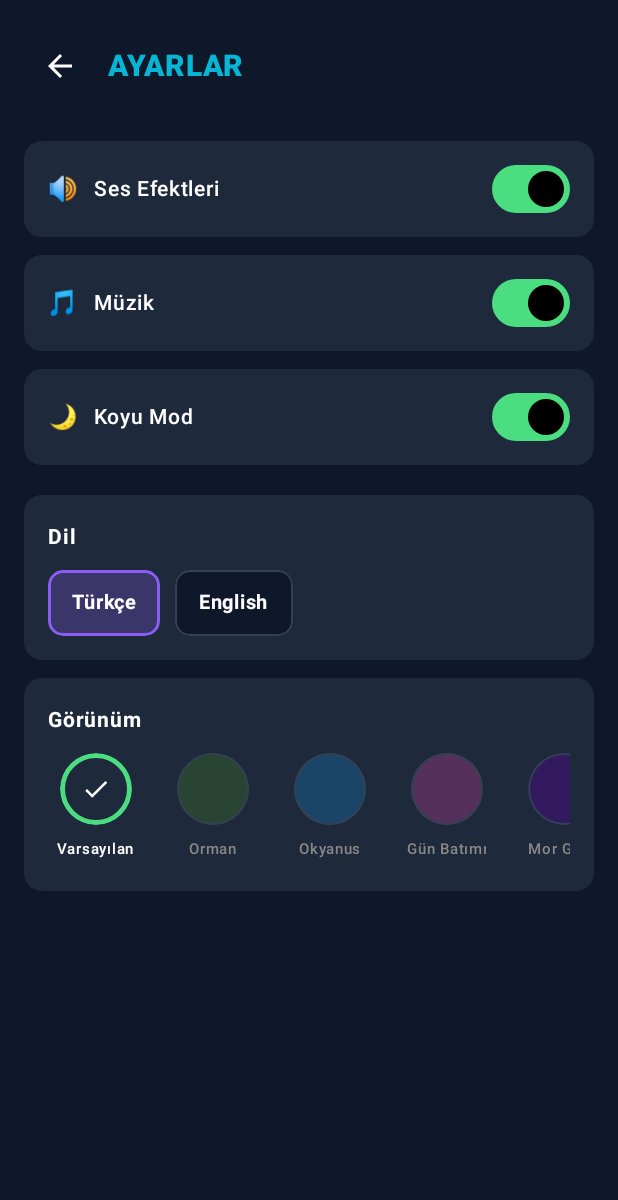
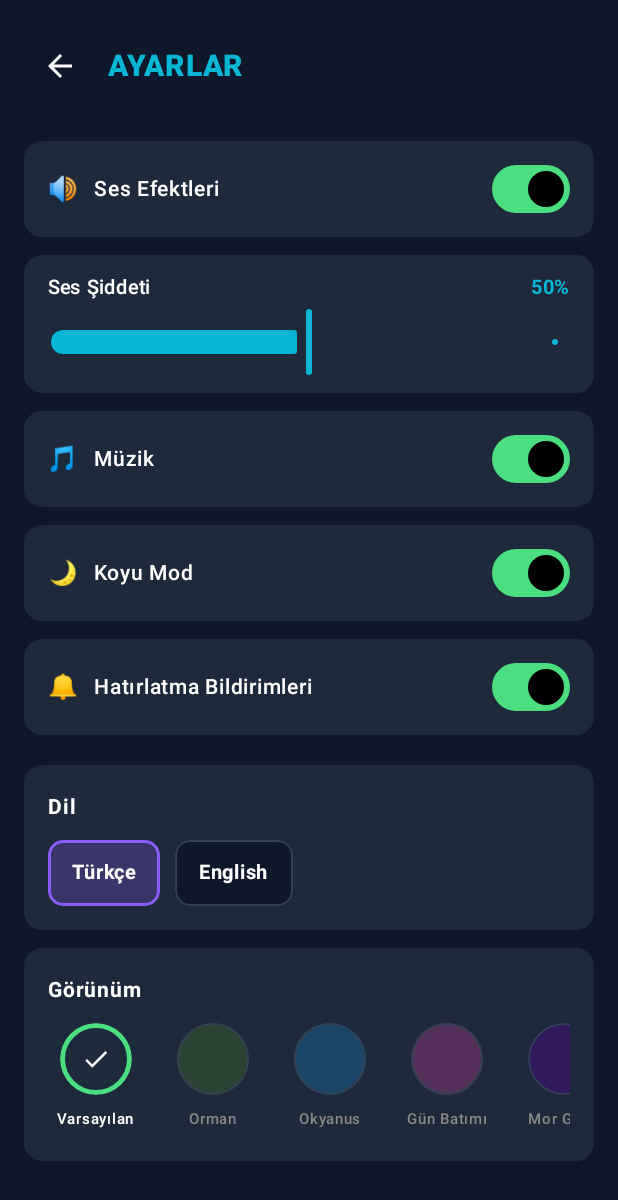
Before and after one commit to MiniAppFactory/boomblast, an Android app built with Jetpack Compose: the SettingsScreen screen opened through its navigation route, on a phone screen of 412 x 824 dp. Shown: the top 1200 px of the screen. Run offline under Robolectric (Android 15) with nearby library versions, the phone set to English and light mode, and no system bars; our stand-ins replace AdMob; 4 statements that could not run were skipped.

Commit message:
Faz 27: Ses siddeti kontrolu + rastgele "geri gel" bildirimleri
Ses cok kisikti (telefon sesi sonuna kadar acik olsa bile) - sentezlenen
PCM genligi yukseltildi ve Ayarlar'a calisirken ayarlanabilir bir ses
siddeti kaydiricisi eklendi (varsayilan %50, DataStore'da kalici,
AudioTrack.setVolume ile uygulaniyor).

Rakip oyunlardaki gibi rastgele araliklarla (20-32 saat) "geri gel" yerel
bildirimi eklendi - WorkManager'da kendini rastgele gecikmeyle yeniden
zamanlayan bir OneTimeWorkRequest zinciri. Android 13+ bildirim izni ilk
acilista isteniyor, Ayarlar'dan tamamen kapatilabiliyor.

Co-Authored-By: Claude Sonnet 5 <noreply@anthropic.com>
Claude-Session: https://claude.ai/code/session_01C1Qvttpiyg2qbvk11ebCrf

```diff
--- a/app/build.gradle.kts
+++ b/app/build.gradle.kts
@@ -70,6 +70,7 @@ dependencies {
   implementation(libs.androidx.navigation.compose)
   implementation(libs.play.services.ads)
   implementation(libs.user.messaging.platform)
+  implementation(libs.androidx.work.runtime.ktx)
   testImplementation(libs.androidx.compose.ui.test.junit4)
   testImplementation(libs.androidx.core)
   testImplementation(libs.androidx.junit)
--- a/app/src/main/AndroidManifest.xml
+++ b/app/src/main/AndroidManifest.xml
@@ -4,6 +4,8 @@
 
     <uses-permission android:name="android.permission.INTERNET" />
     <uses-permission android:name="android.permission.ACCESS_NETWORK_STATE" />
+    <!-- Faz 27: rastgele "geri gel" hatirlatma bildirimleri icin (Android 13+ zorunlu). -->
+    <uses-permission android:name="android.permission.POST_NOTIFICATIONS" />
 
     <application
         android:allowBackup="true"
--- a/app/src/main/java/com/example/MainActivity.kt
+++ b/app/src/main/java/com/example/MainActivity.kt
@@ -1,11 +1,14 @@
 package com.example
 
+import android.Manifest
+import android.os.Build
 import android.os.Bundle
 import android.os.Handler
 import android.os.Looper
 import androidx.activity.ComponentActivity
 import androidx.activity.compose.setContent
 import androidx.activity.enableEdgeToEdge
+import androidx.activity.result.contract.ActivityResultContracts
 import androidx.activity.viewModels
 import androidx.compose.foundation.background
 import androidx.compose.foundation.layout.Box
@@ -18,6 +21,7 @@ import androidx.compose.runtime.getValue
 import androidx.compose.runtime.mutableStateOf
 import androidx.compose.ui.Modifier
 import androidx.lifecycle.compose.collectAsStateWithLifecycle
+import com.example.notifications.ReminderWorker
 import com.example.ui.BlastViewModel
 import com.example.ui.navigation.AppNavigation
 import com.example.ui.theme.BlastSkin
@@ -31,10 +35,23 @@ class MainActivity : ComponentActivity() {
     private val viewModel: BlastViewModel by viewModels()
     private val adsConsentResolved = mutableStateOf(false)
 
+    // Faz 27: Android 13+ bildirim izni sonucundan bagimsiz olarak zamanlama
+    // zinciri baslatilir — izin verilmezse NotificationHelper zaten sessizce
+    // hicbir sey gondermez (bkz. showReminder icindeki izin kontrolu).
+    private val notificationPermissionLauncher = registerForActivityResult(
+        ActivityResultContracts.RequestPermission()
+    ) { ReminderWorker.ensureScheduled(applicationContext) }
+
     override fun onCreate(savedInstanceState: Bundle?) {
         super.onCreate(savedInstanceState)
         enableEdgeToEdge()
         MobileAds.initialize(applicationContext) {}
+        // Faz 27: rastgele araliklarla "geri gel" hatirlatma bildirimi zinciri.
+        if (Build.VERSION.SDK_INT >= Build.VERSION_CODES.TIRAMISU) {
+            notificationPermissionLauncher.launch(Manifest.permission.POST_NOTIFICATIONS)
+        } else {
+            ReminderWorker.ensureScheduled(applicationContext)
+        }
         requestAndShowUmpConsentIfRequired { adsConsentResolved.value = true }
         // Faz 25: UMP consent akisi hem basari hem hata dalinda "onResolved"
         // cagirmayabiliyordu (ornegin consent update istegi agdan dolayi
--- a/app/src/main/java/com/example/data/GameProgress.kt
+++ b/app/src/main/java/com/example/data/GameProgress.kt
@@ -12,6 +12,7 @@ data class PlayerProgress(
     val levelStars: Map<Int, Int> = emptyMap(),
     val ownedBoosters: Map<BoosterType, Int> = emptyMap(),
     val soundEnabled: Boolean = true,
+    val soundVolume: Float = 0.5f,
     val musicEnabled: Boolean = true,
     val darkMode: Boolean = true,
     val isTr: Boolean = true,
@@ -20,7 +21,8 @@ data class PlayerProgress(
     val hasSeenOnboarding: Boolean = false,
     val endlessHighScore: Int = 0,
     val hasAcceptedTerms: Boolean = false,
-    val hasMadeFirstMove: Boolean = false
+    val hasMadeFirstMove: Boolean = false,
+    val notificationsEnabled: Boolean = true
 )
 
 enum class MissionType { COMPLETE_LEVELS, CLEAR_LINES, USE_BOOSTERS, SCORE_POINTS }
--- a/app/src/main/java/com/example/data/GameStateRepository.kt
+++ b/app/src/main/java/com/example/data/GameStateRepository.kt
@@ -3,6 +3,7 @@ package com.example.data
 import android.content.Context
 import androidx.datastore.preferences.core.booleanPreferencesKey
 import androidx.datastore.preferences.core.edit
+import androidx.datastore.preferences.core.floatPreferencesKey
 import androidx.datastore.preferences.core.intPreferencesKey
 import androidx.datastore.preferences.core.stringPreferencesKey
 import androidx.datastore.preferences.preferencesDataStore
@@ -22,6 +23,7 @@ class GameStateRepository(private val context: Context) {
         val LEVEL_STARS = stringPreferencesKey("level_stars")
         val OWNED_BOOSTERS = stringPreferencesKey("owned_boosters")
         val SOUND_ENABLED = booleanPreferencesKey("sound_enabled")
+        val SOUND_VOLUME = floatPreferencesKey("sound_volume")
         val MUSIC_ENABLED = booleanPreferencesKey("music_enabled")
         val DARK_MODE = booleanPreferencesKey("dark_mode")
         val IS_TR = booleanPreferencesKey("is_tr")
@@ -31,6 +33,7 @@ class GameStateRepository(private val context: Context) {
         val ENDLESS_HIGH_SCORE = intPreferencesKey("endless_high_score")
         val HAS_ACCEPTED_TERMS = booleanPreferencesKey("has_accepted_terms")
         val HAS_MADE_FIRST_MOVE = booleanPreferencesKey("has_made_first_move")
+        val NOTIFICATIONS_ENABLED = booleanPreferencesKey("notifications_enabled")
 
         val MISSION_WEEK_ID = stringPreferencesKey("mission_week_id")
         val MISSION_PROGRESS = stringPreferencesKey("mission_progress")
@@ -44,6 +47,7 @@ class GameStateRepository(private val context: Context) {
             levelStars = decodeIntMap(prefs[Keys.LEVEL_STARS]),
             ownedBoosters = decodeBoosterMap(prefs[Keys.OWNED_BOOSTERS]),
             soundEnabled = prefs[Keys.SOUND_ENABLED] ?: true,
+            soundVolume = prefs[Keys.SOUND_VOLUME] ?: 0.5f,
             musicEnabled = prefs[Keys.MUSIC_ENABLED] ?: true,
             darkMode = prefs[Keys.DARK_MODE] ?: true,
             isTr = prefs[Keys.IS_TR] ?: true,
@@ -52,7 +56,8 @@ class GameStateRepository(private val context: Context) {
             hasSeenOnboarding = prefs[Keys.HAS_SEEN_ONBOARDING] ?: false,
             endlessHighScore = prefs[Keys.ENDLESS_HIGH_SCORE] ?: 0,
             hasAcceptedTerms = prefs[Keys.HAS_ACCEPTED_TERMS] ?: false,
-            hasMadeFirstMove = prefs[Keys.HAS_MADE_FIRST_MOVE] ?: false
+            hasMadeFirstMove = prefs[Keys.HAS_MADE_FIRST_MOVE] ?: false,
+            notificationsEnabled = prefs[Keys.NOTIFICATIONS_ENABLED] ?: true
         )
     }
 
@@ -124,6 +129,10 @@ class GameStateRepository(private val context: Context) {
         context.gameDataStore.edit { it[Keys.SOUND_ENABLED] = enabled }
     }
 
+    suspend fun setSoundVolume(volume: Float) {
+        context.gameDataStore.edit { it[Keys.SOUND_VOLUME] = volume.coerceIn(0f, 1f) }
+    }
+
     suspend fun setMusicEnabled(enabled: Boolean) {
         context.gameDataStore.edit { it[Keys.MUSIC_ENABLED] = enabled }
     }
@@ -154,6 +163,10 @@ class GameStateRepository(private val context: Context) {
 
     suspend fun markFirstMoveMade() {
         context.gameDataStore.edit { it[Keys.HAS_MADE_FIRST_MOVE] = true }
+    }
+
+    suspend fun setNotificationsEnabled(enabled: Boolean) {
+        context.gameDataStore.edit { it[Keys.NOTIFICATIONS_ENABLED] = enabled }
     }
 
     suspend fun recordEndlessScore(score: Int) {
--- /dev/null
+++ b/app/src/main/java/com/example/notifications/ReminderWorker.kt
@@ -0,0 +1,47 @@
+package com.example.notifications
+
+import android.content.Context
+import androidx.work.CoroutineWorker
+import androidx.work.ExistingWorkPolicy
+import androidx.work.OneTimeWorkRequestBuilder
+import androidx.work.WorkManager
+import androidx.work.WorkerParameters
+import com.example.data.GameStateRepository
+import java.util.concurrent.TimeUnit
+import kotlin.random.Random
+import kotlinx.coroutines.flow.first
+
+// Faz 27: sabit periyodik bir WorkManager istegi yerine, her calisma bir
+// SONRAKI calismayi 20-32 saat arasinda RASTGELE bir gecikmeyle kendisi
+// zamanliyor — kullanicinin istedigi "random bir sekilde push yolluyor"
+// hissini verir (tamamen ongorulebilir sabit saatli bildirimler yerine).
+class ReminderWorker(appContext: Context, params: WorkerParameters) : CoroutineWorker(appContext, params) {
+
+    override suspend fun doWork(): Result {
+        val repository = GameStateRepository(applicationContext)
+        val progress = repository.playerProgress.first()
+        if (progress.notificationsEnabled) {
+            NotificationHelper.showReminder(applicationContext, progress.isTr)
+        }
+        scheduleNext(applicationContext, ExistingWorkPolicy.REPLACE)
+        return Result.success()
+    }
+
+    companion object {
+        private const val UNIQUE_WORK_NAME = "blast_reminder_chain"
+
+        private fun scheduleNext(context: Context, policy: ExistingWorkPolicy) {
+            val delayHours = Random.nextInt(20, 33)
+            val request = OneTimeWorkRequestBuilder<ReminderWorker>()
+                .setInitialDelay(delayHours.toLong(), TimeUnit.HOURS)
+                .build()
+            WorkManager.getInstance(context).enqueueUniqueWork(UNIQUE_WORK_NAME, policy, request)
+        }
+
+        // Uygulama her acildiginda cagrilir — zaten bekleyen bir zincir varsa
+        // dokunmaz (KEEP), yoksa ilk halkayi baslatir.
+        fun ensureScheduled(context: Context) {
+            scheduleNext(context, ExistingWorkPolicy.KEEP)
+        }
+    }
+}
--- a/app/src/main/java/com/example/ui/navigation/AppNavigation.kt
+++ b/app/src/main/java/com/example/ui/navigation/AppNavigation.kt
@@ -7,6 +7,7 @@ import androidx.compose.foundation.layout.Box
 import androidx.compose.foundation.layout.Column
 import androidx.compose.foundation.layout.fillMaxSize
 import androidx.compose.runtime.Composable
+import androidx.compose.runtime.LaunchedEffect
 import androidx.compose.runtime.getValue
 import androidx.compose.ui.Modifier
 import androidx.compose.ui.platform.LocalContext
@@ -29,6 +30,7 @@ import com.example.ui.onboarding.OnboardingScreen
 import com.example.ui.settings.SettingsScreen
 import com.example.ui.shop.LoadoutScreen
 import com.example.ui.theme.BlastSkin
+import com.example.utils.SoundManager
 
 object Routes {
     const val MODE_SELECT = "mode_select"
@@ -57,6 +59,12 @@ fun AppNavigation(viewModel: BlastViewModel, adsConsentResolved: Boolean) {
     val context = LocalContext.current
     val skin = BlastSkin.fromId(progress.uiSkin)
     val onSelectSkin: (BlastSkin) -> Unit = { viewModel.setUiSkin(it.name) }
+
+    // Faz 27: ses siddeti degistikce SoundManager'in calma-anindaki hacmini
+    // guncelle — tum ekranlarda tek noktadan uygulanir.
+    LaunchedEffect(progress.soundVolume) {
+        SoundManager.setVolume(progress.soundVolume)
+    }
 
     NavHost(navController = navController, startDestination = Routes.MODE_SELECT) {
         composable(Routes.MODE_SELECT) {
@@ -180,12 +188,16 @@ fun AppNavigation(viewModel: BlastViewModel, adsConsentResolved: Boolean) {
                         onLinesCleared = { count -> viewModel.recordLinesCleared(count) },
                         onBack = { navController.popBackStack(Routes.LEVEL_MAP, inclusive = false) },
                         musicEnabled = progress.musicEnabled,
+                        soundVolume = progress.soundVolume,
                         onToggleSound = { viewModel.setSoundEnabled(it) },
+                        onSoundVolumeChange = { viewModel.setSoundVolume(it) },
                         onToggleMusic = { viewModel.setMusicEnabled(it) },
                         onToggleDarkMode = { viewModel.setDarkMode(it) },
                         onSelectLanguage = { viewModel.setLanguage(it) },
                         uiSkin = skin,
                         onSelectSkin = onSelectSkin,
+                        notificationsEnabled = progress.notificationsEnabled,
+                        onToggleNotifications = { viewModel.setNotificationsEnabled(it) },
                         hasMadeFirstMove = progress.hasMadeFirstMove,
                         onFirstMoveMade = { viewModel.markFirstMoveMade() },
                         onLevelComplete = { score, stars -> viewModel.recordLevelComplete(level, score, stars) },
@@ -216,12 +228,16 @@ fun AppNavigation(viewModel: BlastViewModel, adsConsentResolved: Boolean) {
                         onLinesCleared = { count -> viewModel.recordLinesCleared(count) },
                         onBack = { navController.popBackStack() },
                         musicEnabled = progress.musicEnabled,
+                        soundVolume = progress.soundVolume,
                         onToggleSound = { viewModel.setSoundEnabled(it) },
+                        onSoundVolumeChange = { viewModel.setSoundVolume(it) },
                         onToggleMusic = { viewModel.setMusicEnabled(it) },
                         onToggleDarkMode = { viewModel.setDarkMode(it) },
                         onSelectLanguage = { viewModel.setLanguage(it) },
                         uiSkin = skin,
                         onSelectSkin = onSelectSkin,
+                        notificationsEnabled = progress.notificationsEnabled,
+                        onToggleNotifications = { viewModel.setNotificationsEnabled(it) },
                         hasMadeFirstMove = progress.hasMadeFirstMove,
                         onFirstMoveMade = { viewModel.markFirstMoveMade() },
                         onEndlessGameOver = { score -> viewModel.recordEndlessScore(score) },
@@ -269,15 +285,19 @@ fun AppNavigation(viewModel: BlastViewModel, adsConsentResolved: Boolean) {
                 Box(modifier = Modifier.weight(1f)) {
                     SettingsScreen(
                         soundEnabled = progress.soundEnabled,
+                        soundVolume = progress.soundVolume,
                         musicEnabled = progress.musicEnabled,
                         darkMode = progress.darkMode,
                         isTr = progress.isTr,
                         skin = skin,
                         onToggleSound = { viewModel.setSoundEnabled(it) },
+                        onSoundVolumeChange = { viewModel.setSoundVolume(it) },
                         onToggleMusic = { viewModel.setMusicEnabled(it) },
                         onToggleDarkMode = { viewModel.setDarkMode(it) },
                         onSelectLanguage = { viewModel.setLanguage(it) },
                         onSelectSkin = onSelectSkin,
+                        notificationsEnabled = progress.notificationsEnabled,
+                        onToggleNotifications = { viewModel.setNotificationsEnabled(it) },
                         onBack = { navController.popBackStack() }
                     )
                 }
--- a/app/src/main/java/com/example/ui/settings/SettingsScreen.kt
+++ b/app/src/main/java/com/example/ui/settings/SettingsScreen.kt
@@ -26,6 +26,8 @@ import androidx.compose.material3.Card
 import androidx.compose.material3.CardDefaults
 import androidx.compose.material3.Icon
 import androidx.compose.material3.IconButton
+import androidx.compose.material3.Slider
+import androidx.compose.material3.SliderDefaults
 import androidx.compose.material3.Switch
 import androidx.compose.material3.SwitchDefaults
 import androidx.compose.material3.Text
@@ -48,15 +50,19 @@ import com.example.ui.theme.blastPalette
 @Composable
 fun SettingsScreen(
     soundEnabled: Boolean,
+    soundVolume: Float = 0.5f,
     musicEnabled: Boolean,
     darkMode: Boolean,
     isTr: Boolean,
     skin: BlastSkin = BlastSkin.DEFAULT,
     onToggleSound: (Boolean) -> Unit,
+    onSoundVolumeChange: (Float) -> Unit = {},
     onToggleMusic: (Boolean) -> Unit,
     onToggleDarkMode: (Boolean) -> Unit,
     onSelectLanguage: (Boolean) -> Unit,
     onSelectSkin: (BlastSkin) -> Unit = {},
+    notificationsEnabled: Boolean = true,
+    onToggleNotifications: (Boolean) -> Unit = {},
     onBack: () -> Unit
 ) {
     val palette = blastPalette(skin, darkMode)
@@ -98,6 +104,43 @@ fun SettingsScreen(
             testTag = "settings_sound_switch",
             palette = palette
         )
+        // Faz 27: sesler telefon sesi sonuna kadar acik olsa bile kisik
+        // kaliyordu (kullanici geri bildirimi) — sentezlenen seslerin genligi
+        // yukseltildi VE oyun ici bir ses siddeti kaydiricisi eklendi, boylece
+        // kullanici istedigi kadar yukseltebiliyor.
+        Card(
+            colors = CardDefaults.cardColors(containerColor = palette.card),
+            shape = RoundedCornerShape(12.dp),
+            modifier = Modifier.fillMaxWidth().padding(vertical = 6.dp)
+        ) {
+            Column(modifier = Modifier.padding(horizontal = 16.dp, vertical = 10.dp)) {
+                Row(
+                    modifier = Modifier.fillMaxWidth(),
+                    horizontalArrangement = Arrangement.SpaceBetween,
+                    verticalAlignment = Alignment.CenterVertically
+                ) {
+                    Text(
+                        text = if (isTr) "Ses Şiddeti" else "Sound Volume",
+                        fontSize = 13.sp,
+                        fontWeight = FontWeight.Medium,
+                        color = if (soundEnabled) palette.textPrimary else palette.textSecondary
+                    )
+                    Text(
+                        text = "${(soundVolume * 100).toInt()}%",
+                        fontSize = 13.sp,
+                        fontWeight = FontWeight.Bold,
+                        color = if (soundEnabled) NeonCyan else palette.textSecondary
+                    )
+                }
+                Slider(
+                    value = soundVolume,
+                    onValueChange = onSoundVolumeChange,
+                    enabled = soundEnabled,
+                    colors = SliderDefaults.colors(thumbColor = NeonCyan, activeTrackColor = NeonCyan),
+                    modifier = Modifier.fillMaxWidth().testTag("settings_sound_volume_slider")
+                )
+            }
+        }
         SettingsSwitchRow(
             icon = "🎵",
             label = if (isTr) "Müzik" else "Music",
@@ -112,6 +155,14 @@ fun SettingsScreen(
             checked = darkMode,
             onCheckedChange = onToggleDarkMode,
             testTag = "settings_dark_mode_switch",
+            palette = palette
+        )
+        SettingsSwitchRow(
+            icon = "🔔",
+            label = if (isTr) "Hatırlatma Bildirimleri" else "Reminder Notifications",
+            checked = notificationsEnabled,
+            onCheckedChange = onToggleNotifications,
+            testTag = "settings_notifications_switch",
             palette = palette
         )
 
--- a/gradle/libs.versions.toml
+++ b/gradle/libs.versions.toml
@@ -17,6 +17,7 @@ core = "1.6.1"
 runner = "1.6.2"
 playServicesAds = "25.4.0"
 userMessagingPlatform = "4.0.0"
+workRuntimeKtx = "2.10.0"
 
 [libraries]
 androidx-core-ktx = { group = "androidx.core", name = "core-ktx", version.ref = "coreKtx" }
@@ -44,6 +45,7 @@ androidx-compose-material-icons-core = { group = "androidx.compose.material", na
 androidx-compose-material-icons-extended = { group = "androidx.compose.material", name = "material-icons-extended" }
 play-services-ads = { group = "com.google.android.gms", name = "play-services-ads", version.ref = "playServicesAds" }
 user-messaging-platform = { group = "com.google.android.ump", name = "user-messaging-platform", version.ref = "userMessagingPlatform" }
+androidx-work-runtime-ktx = { group = "androidx.work", name = "work-runtime-ktx", version.ref = "workRuntimeKtx" }
 
 [plugins]
 android-application = { id = "com.android.application", version.ref = "agp" }
```
Also changed, not shown: app/src/main/java/com/example/notifications/NotificationHelper.kt (added, +86 -0 lines), app/src/main/java/com/example/ui/BlastViewModel.kt (+8 -0 lines), app/src/main/java/com/example/ui/games/blasttheblocks/BlastTheBlocksGame.kt (+8 -0 lines), app/src/main/java/com/example/utils/SoundManager.kt (+22 -5 lines).
